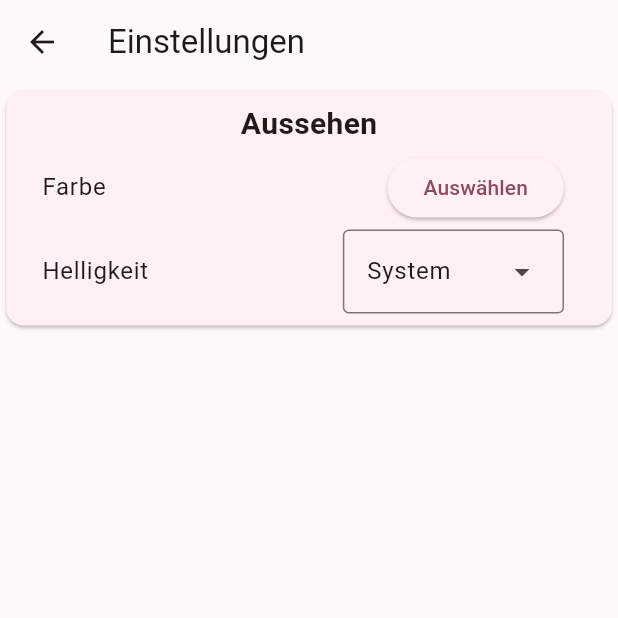
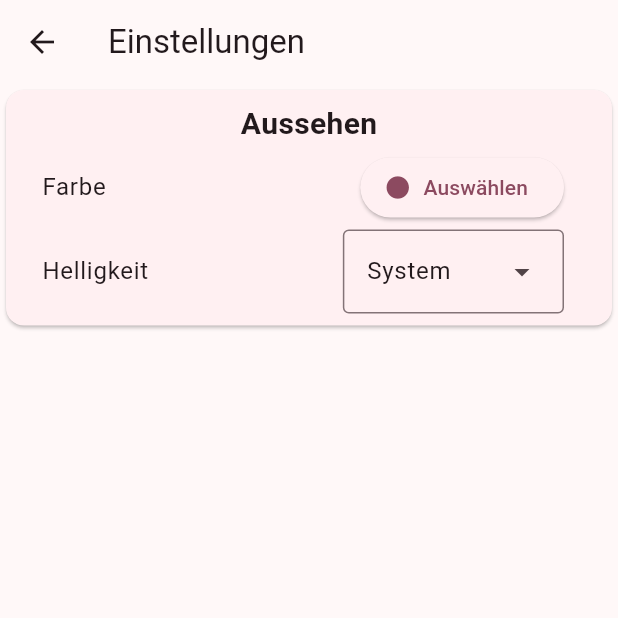
Before and after one commit to Cupcake-Systems/my_archery, a Flutter app: the screen it shows after launch, in the side drawer, after a tap on "Einstellungen", on a phone screen of 412 x 824 dp, the top half of it. Run offline on Flutter 3.47's test engine with Material 3 defaults, Android fonts, the phone set to English and light mode, and no system bars; our stand-ins replace flutter_colorpicker, flutter_rating_stars, font_awesome_flutter, package_info_plus, shared_preferences; project files that could hold a hidden picture were left out.

Commit message:
colored circle on color selection button

```diff
--- a/lib/pages/settings_page.dart
+++ b/lib/pages/settings_page.dart
@@ -26,8 +26,9 @@ class SettingsPage extends StatelessWidget {
                   ),
                   ListTile(
                     title: const Text("Farbe"),
-                    trailing: ElevatedButton(
-                      child: const Text('Auswählen'),
+                    trailing: ElevatedButton.icon(
+                      icon: Icon(Icons.circle, color: Storage.getMainColor()),
+                      label: const Text('Auswählen'),
                       onPressed: () {
                         Color color = Storage.getMainColor() ?? Colors.white;
                         showDialog(
```
